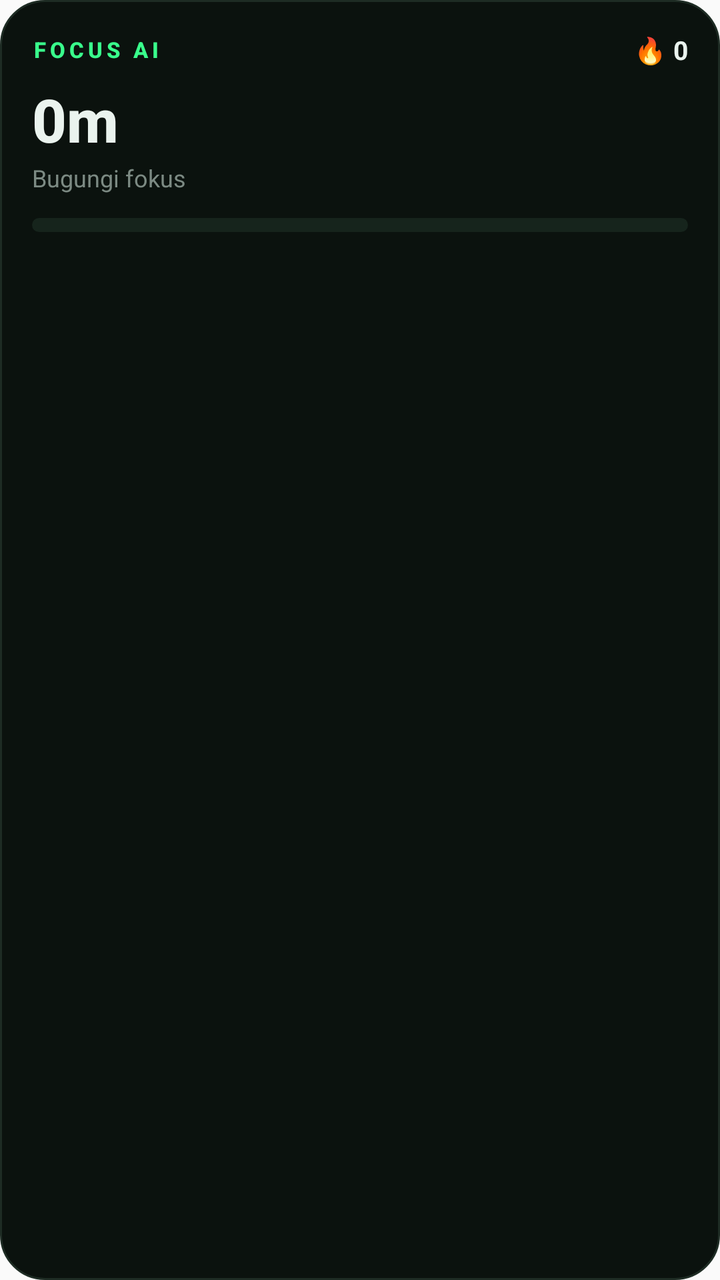
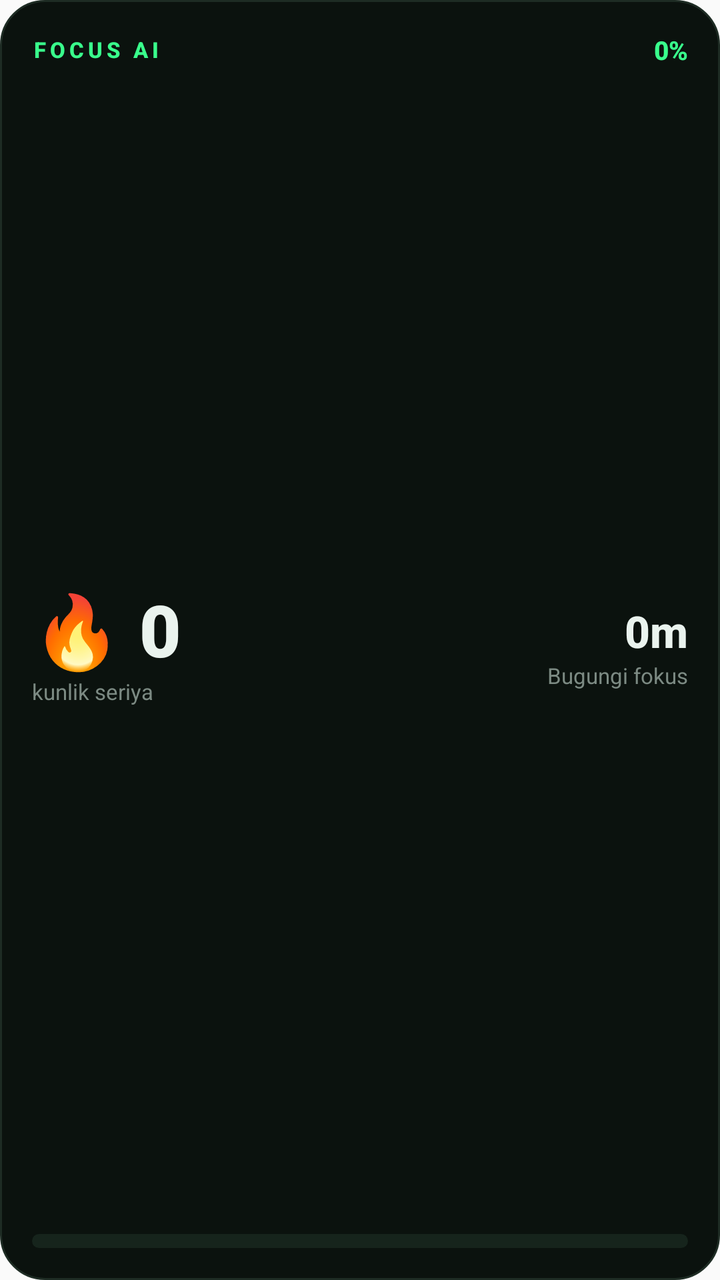

Compare the two renders of this Android layout. The source of the first and the diff that turns it into the second are given below.
<!-- AndroidManifest.xml: application theme AppTheme -->
<!-- res/layout/focus_widget.xml -->
<?xml version="1.0" encoding="utf-8"?>
<LinearLayout xmlns:android="http://schemas.android.com/apk/res/android"
    android:id="@+id/w_root"
    android:layout_width="match_parent"
    android:layout_height="match_parent"
    android:orientation="vertical"
    android:background="@drawable/widget_bg"
    android:padding="16dp">

    
    <LinearLayout
        android:layout_width="match_parent"
        android:layout_height="wrap_content"
        android:orientation="horizontal"
        android:gravity="center_vertical">

        <TextView
            android:layout_width="0dp"
            android:layout_height="wrap_content"
            android:layout_weight="1"
            android:text="FOCUS AI"
            android:textColor="@color/w_neon"
            android:textSize="11sp"
            android:textStyle="bold"
            android:letterSpacing="0.18"
            android:fontFamily="sans-serif-medium" />

        <TextView
            android:id="@+id/w_streak"
            android:layout_width="wrap_content"
            android:layout_height="wrap_content"
            android:text="🔥 0"
            android:textColor="@color/w_text"
            android:textSize="13sp"
            android:textStyle="bold" />
    </LinearLayout>

    
    <TextView
        android:id="@+id/w_today"
        android:layout_width="wrap_content"
        android:layout_height="wrap_content"
        android:layout_marginTop="10dp"
        android:text="0m"
        android:textColor="@color/w_text"
        android:textSize="30sp"
        android:textStyle="bold"
        android:fontFamily="sans-serif-medium"
        android:includeFontPadding="false" />

    <TextView
        android:id="@+id/w_sub"
        android:layout_width="wrap_content"
        android:layout_height="wrap_content"
        android:layout_marginTop="2dp"
        android:text="Bugungi fokus"
        android:textColor="@color/w_muted"
        android:textSize="12sp" />

    
    <ProgressBar
        android:id="@+id/w_prog"
        style="@android:style/Widget.ProgressBar.Horizontal"
        android:layout_width="match_parent"
        android:layout_height="7dp"
        android:layout_marginTop="12dp"
        android:max="100"
        android:progress="0"
        android:progressDrawable="@drawable/widget_progress" />

</LinearLayout>
<!-- resources referenced by this layout -->
<resources>
  <color name="w_muted">#7C8A83</color>
  <color name="w_neon">#39FF8C</color>
  <color name="w_text">#EAF3EE</color>
  <!-- drawable widget_bg (drawable) -->
  <?xml version="1.0" encoding="utf-8"?>
  <shape xmlns:android="http://schemas.android.com/apk/res/android" android:shape="rectangle">
      <solid android:color="@color/w_bg" />
      <corners android:radius="22dp" />
      <stroke android:width="1dp" android:color="@color/w_line" />
  </shape>
  <!-- drawable widget_progress (drawable) -->
  <?xml version="1.0" encoding="utf-8"?>
  <layer-list xmlns:android="http://schemas.android.com/apk/res/android">
      <item android:id="@android:id/background">
          <shape android:shape="rectangle">
              <corners android:radius="8dp" />
              <solid android:color="@color/w_track" />
          </shape>
      </item>
      <item android:id="@android:id/progress">
          <clip>
              <shape android:shape="rectangle">
                  <corners android:radius="8dp" />
                  <solid android:color="@color/w_neon" />
              </shape>
          </clip>
      </item>
  </layer-list>
  <style name="AppTheme" parent="Theme.AppCompat.Light.DarkActionBar">
          
          <item name="colorPrimary">@color/colorPrimary</item>
          <item name="colorPrimaryDark">@color/colorPrimaryDark</item>
          <item name="colorAccent">@color/colorAccent</item>
      </style>
  <color name="w_bg">#0B120E</color>
  <color name="w_line">#1E2C24</color>
  <color name="w_track">#16241C</color>
</resources>

<!-- the commit's change to res/layout/focus_widget.xml (unified diff, before → after) -->
@@ -26,36 +26,80 @@
             android:fontFamily="sans-serif-medium" />
 
         <TextView
-            android:id="@+id/w_streak"
+            android:id="@+id/w_pct"
             android:layout_width="wrap_content"
             android:layout_height="wrap_content"
-            android:text="🔥 0"
-            android:textColor="@color/w_text"
+            android:text="0%"
+            android:textColor="@color/w_neon"
             android:textSize="13sp"
-            android:textStyle="bold" />
+            android:textStyle="bold"
+            android:fontFamily="sans-serif-medium" />
     </LinearLayout>
 
     
-    <TextView
-        android:id="@+id/w_today"
-        android:layout_width="wrap_content"
-        android:layout_height="wrap_content"
-        android:layout_marginTop="10dp"
-        android:text="0m"
-        android:textColor="@color/w_text"
-        android:textSize="30sp"
-        android:textStyle="bold"
-        android:fontFamily="sans-serif-medium"
-        android:includeFontPadding="false" />
+    <LinearLayout
+        android:layout_width="match_parent"
+        android:layout_height="0dp"
+        android:layout_weight="1"
+        android:orientation="horizontal"
+        android:gravity="center_vertical"
+        android:layout_marginTop="8dp">
 
-    <TextView
-        android:id="@+id/w_sub"
-        android:layout_width="wrap_content"
-        android:layout_height="wrap_content"
-        android:layout_marginTop="2dp"
-        android:text="Bugungi fokus"
-        android:textColor="@color/w_muted"
-        android:textSize="12sp" />
+        <LinearLayout
+            android:layout_width="0dp"
+            android:layout_height="wrap_content"
+            android:layout_weight="1"
+            android:orientation="vertical">
+
+            <TextView
+                android:id="@+id/w_streak"
+                android:layout_width="wrap_content"
+                android:layout_height="wrap_content"
+                android:text="🔥 0"
+                android:textColor="@color/w_text"
+                android:textSize="36sp"
+                android:textStyle="bold"
+                android:includeFontPadding="false"
+                android:fontFamily="sans-serif-black" />
+
+            <TextView
+                android:id="@+id/w_streak_lbl"
+                android:layout_width="wrap_content"
+                android:layout_height="wrap_content"
+                android:layout_marginTop="1dp"
+                android:text="kunlik seriya"
+                android:textColor="@color/w_muted"
+                android:textSize="11sp" />
+        </LinearLayout>
+
+        <LinearLayout
+            android:layout_width="wrap_content"
+            android:layout_height="wrap_content"
+            android:orientation="vertical"
+            android:gravity="end">
+
+            <TextView
+                android:id="@+id/w_today"
+                android:layout_width="wrap_content"
+                android:layout_height="wrap_content"
+                android:text="0m"
+                android:textColor="@color/w_text"
+                android:textSize="22sp"
+                android:textStyle="bold"
+                android:includeFontPadding="false"
+                android:fontFamily="sans-serif-medium" />
+
+            <TextView
+                android:id="@+id/w_sub"
+                android:layout_width="wrap_content"
+                android:layout_height="wrap_content"
+                android:layout_marginTop="1dp"
+                android:text="Bugungi fokus"
+                android:textColor="@color/w_muted"
+                android:textSize="11sp"
+                android:gravity="end" />
+        </LinearLayout>
+    </LinearLayout>
 
     
     <ProgressBar
@@ -63,7 +107,7 @@
         style="@android:style/Widget.ProgressBar.Horizontal"
         android:layout_width="match_parent"
         android:layout_height="7dp"
-        android:layout_marginTop="12dp"
+        android:layout_marginTop="10dp"
         android:max="100"
         android:progress="0"
         android:progressDrawable="@drawable/widget_progress" />
